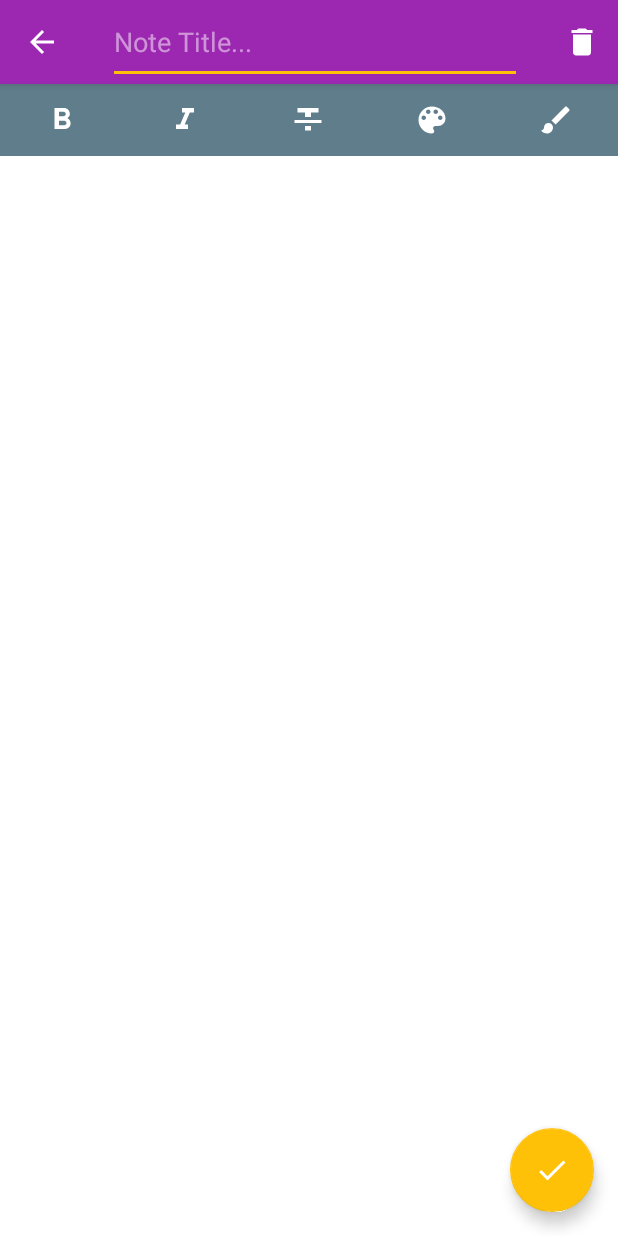
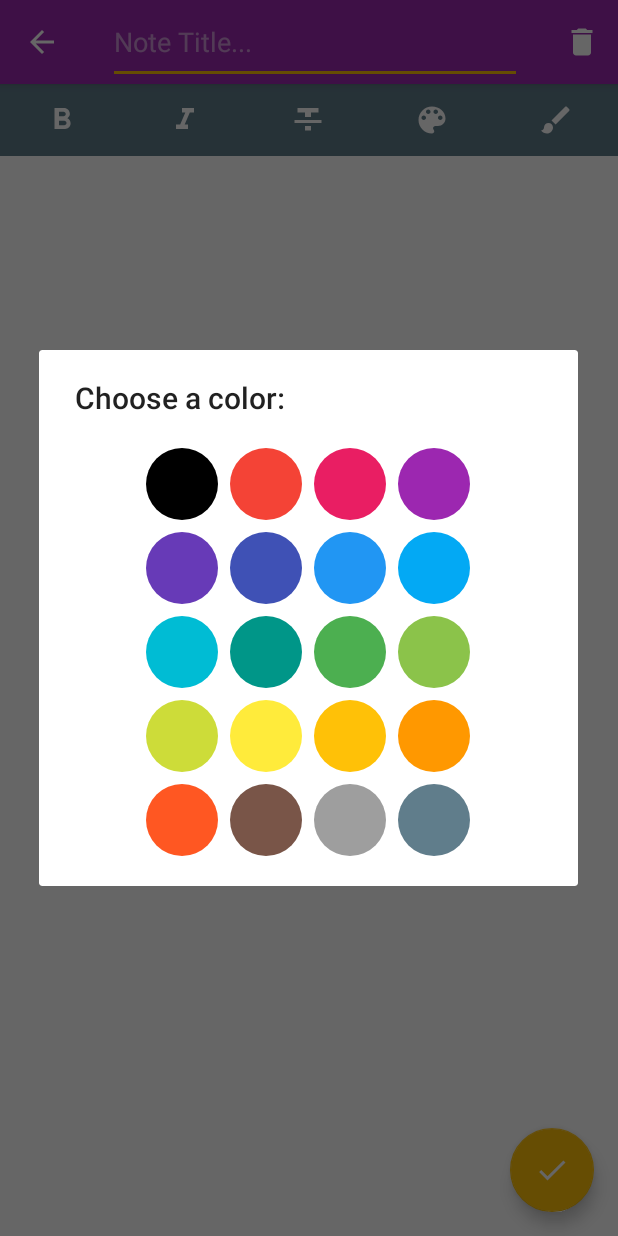
Before and after one commit to hamidrezasahraei/Notella, an Android app: the NoteDetailFragment screen opened directly, with no data from a screen before it, after a tap on an icon or button, on a phone screen of 412 x 824 dp. Run offline under Robolectric (Android 15) with nearby library versions, the phone set to English and light mode, and no system bars.

Commit message:
- Color picker dialog added. - Layout for color picker dialog added - Recyclerview for colorpicker added

```diff
--- /dev/null
+++ b/app/src/main/java/sahraei/hamidreza/com/notella/Adapter/ColorPickerGridRecyclerAdapter.java
@@ -0,0 +1,82 @@
+package sahraei.hamidreza.com.notella.Adapter;
+
+import android.content.Context;
+import android.graphics.Color;
+import android.graphics.drawable.GradientDrawable;
+import android.support.v7.widget.RecyclerView;
+import android.view.LayoutInflater;
+import android.view.View;
+import android.view.ViewGroup;
+
+import sahraei.hamidreza.com.notella.R;
+
+/**
+ * Created by hamidrezasahraei on 24/6/2017 AD.
+ */
+
+public class ColorPickerGridRecyclerAdapter extends RecyclerView.Adapter<ColorPickerGridRecyclerAdapter.ViewHolder> {
+
+    private String[] mData;
+    private LayoutInflater mInflater;
+    private ItemClickListener mClickListener;
+
+    // data is passed into the constructor
+    public ColorPickerGridRecyclerAdapter(Context context, String[] data) {
+        this.mInflater = LayoutInflater.from(context);
+        this.mData = data;
+    }
+
+    // inflates the cell layout from xml when needed
+    @Override
+    public ViewHolder onCreateViewHolder(ViewGroup parent, int viewType) {
+        View view = mInflater.inflate(R.layout.color_picker_item, parent, false);
+        ViewHolder viewHolder = new ViewHolder(view);
+        return viewHolder;
+    }
+
+    // binds the data to the textview in each cell
+    @Override
+    public void onBindViewHolder(ViewHolder holder, int position) {
+        String animal = mData[position];
+        GradientDrawable gd = (GradientDrawable) holder.colorCircle.getBackground().getCurrent();
+        gd.setColor(Color.parseColor(mData[position]));
+    }
+
+    // total number of cells
+    @Override
+    public int getItemCount() {
+        return mData.length;
+    }
+
+
+    // stores and recycles views as they are scrolled off screen
+    public class ViewHolder extends RecyclerView.ViewHolder implements View.OnClickListener {
+        public View colorCircle;
+
+        public ViewHolder(View itemView) {
+            super(itemView);
+            colorCircle = itemView.findViewById(R.id.color_picker_circle);
+            itemView.setOnClickListener(this);
+        }
+
+        @Override
+        public void onClick(View view) {
+            if (mClickListener != null) mClickListener.onItemClick(view, getAdapterPosition());
+        }
+    }
+
+    // convenience method for getting data at click position
+    public String getItem(int id) {
+        return mData[id];
+    }
+
+    // allows clicks events to be caught
+    public void setClickListener(ItemClickListener itemClickListener) {
+        this.mClickListener = itemClickListener;
+    }
+
+    // parent activity will implement this method to respond to click events
+    public interface ItemClickListener {
+        void onItemClick(View view, int position);
+    }
+}
--- a/app/src/main/java/sahraei/hamidreza/com/notella/NoteDetailFragment.java
+++ b/app/src/main/java/sahraei/hamidreza/com/notella/NoteDetailFragment.java
@@ -1,11 +1,16 @@
 package sahraei.hamidreza.com.notella;
 
 import android.app.Activity;
+import android.app.Dialog;
 import android.graphics.Color;
 import android.graphics.Typeface;
 import android.support.design.widget.CollapsingToolbarLayout;
 import android.os.Bundle;
 import android.support.v4.app.Fragment;
+import android.support.v7.app.AlertDialog;
+import android.support.v7.widget.GridLayoutManager;
+import android.support.v7.widget.LinearLayoutManager;
+import android.support.v7.widget.RecyclerView;
 import android.text.Editable;
 import android.text.ParcelableSpan;
 import android.text.Spannable;
@@ -21,6 +26,7 @@ import android.widget.EditText;
 import android.widget.ImageButton;
 import android.widget.TextView;
 
+import sahraei.hamidreza.com.notella.Adapter.ColorPickerGridRecyclerAdapter;
 import sahraei.hamidreza.com.notella.Model.Note;
 
 /**
@@ -144,7 +150,7 @@ public class NoteDetailFragment extends Fragment implements View.OnClickListener
                 formatText(new StrikethroughSpan());
                 break;
             case R.id.text_format_color:
-
+                showColorPickerDialog();
                 break;
 
             case R.id.text_format_brush:
@@ -161,4 +167,26 @@ public class NoteDetailFragment extends Fragment implements View.OnClickListener
         editText.setText(spannable);
         editText.setSelection(editText.getText().length());
     }
+
+    private void showColorPickerDialog(){
+        int colorsColumnNumber = 4;
+
+        String[] colors = {"#000000", "#F44336", "#E91E63", "#9C27B0", "#673AB7", "#3F51B5", "#2196F3",
+        "#03A9F4", "#00BCD4", "#009688", "#4CAF50", "#8BC34A", "#CDDC39", "#FFEB3B", "#FFC107",
+                "#FF9800", "#FF5722", "#795548", "#9E9E9E", "#607D8B"};
+
+        AlertDialog.Builder alertDialog = new AlertDialog.Builder(getActivity());
+        View convertView = LayoutInflater.from(getActivity()).inflate(R.layout.color_picker_dialog, null);
+        alertDialog.setView(convertView);
+        alertDialog.setTitle("Choose a color:");
+        Dialog dialog = alertDialog.create();
+        RecyclerView rv = (RecyclerView) convertView.findViewById(R.id.color_picker_list);
+        rv.setLayoutManager(new GridLayoutManager(getActivity(), colorsColumnNumber));
+        rv.setHasFixedSize(true);
+
+        ColorPickerGridRecyclerAdapter adapter = new ColorPickerGridRecyclerAdapter(getActivity(), colors);
+        rv.setAdapter(adapter);
+
+        dialog.show();
+    }
 }
--- /dev/null
+++ b/app/src/main/res/drawable/color_picker_circle_item.xml
@@ -0,0 +1,12 @@
+<?xml version="1.0" encoding="utf-8"?>
+<shape
+    xmlns:android="http://schemas.android.com/apk/res/android"
+    android:shape="oval">
+
+    <solid
+        android:color="#666666"/>
+
+    <size
+        android:width="32dp"
+        android:height="32dp"/>
+</shape>
--- /dev/null
+++ b/app/src/main/res/layout/color_picker_dialog.xml
@@ -0,0 +1,12 @@
+<?xml version="1.0" encoding="utf-8"?>
+<RelativeLayout xmlns:android="http://schemas.android.com/apk/res/android"
+    android:orientation="vertical" android:layout_width="match_parent"
+    android:layout_height="match_parent">
+    <android.support.v7.widget.RecyclerView
+        android:id="@+id/color_picker_list"
+        android:layout_margin="16dp"
+        android:layout_width="wrap_content"
+        android:layout_height="wrap_content"
+        android:layout_centerInParent="true"
+        />
+</RelativeLayout>
--- /dev/null
+++ b/app/src/main/res/layout/color_picker_item.xml
@@ -0,0 +1,13 @@
+<?xml version="1.0" encoding="utf-8"?>
+<FrameLayout xmlns:android="http://schemas.android.com/apk/res/android"
+    android:orientation="vertical" android:layout_width="match_parent"
+    android:layout_height="wrap_content"
+    android:padding="4dp"
+    >
+    <View
+        android:id="@+id/color_picker_circle"
+        android:layout_width="48dp"
+        android:layout_height="48dp"
+        android:background="@drawable/color_picker_circle_item"
+        />
+</FrameLayout>
```
